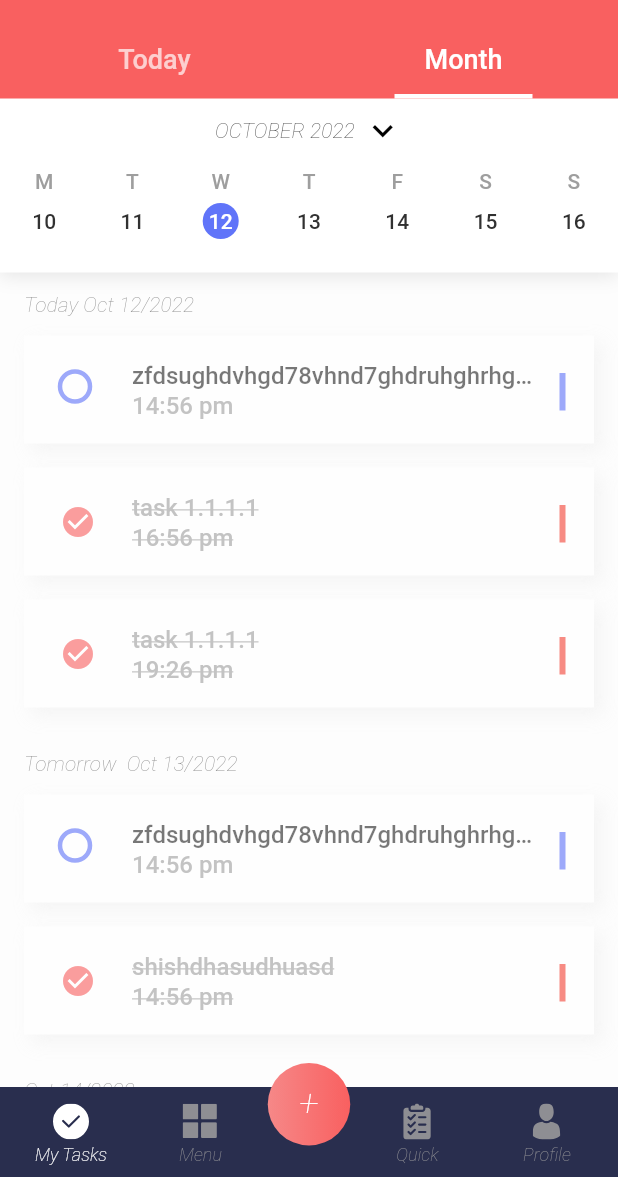
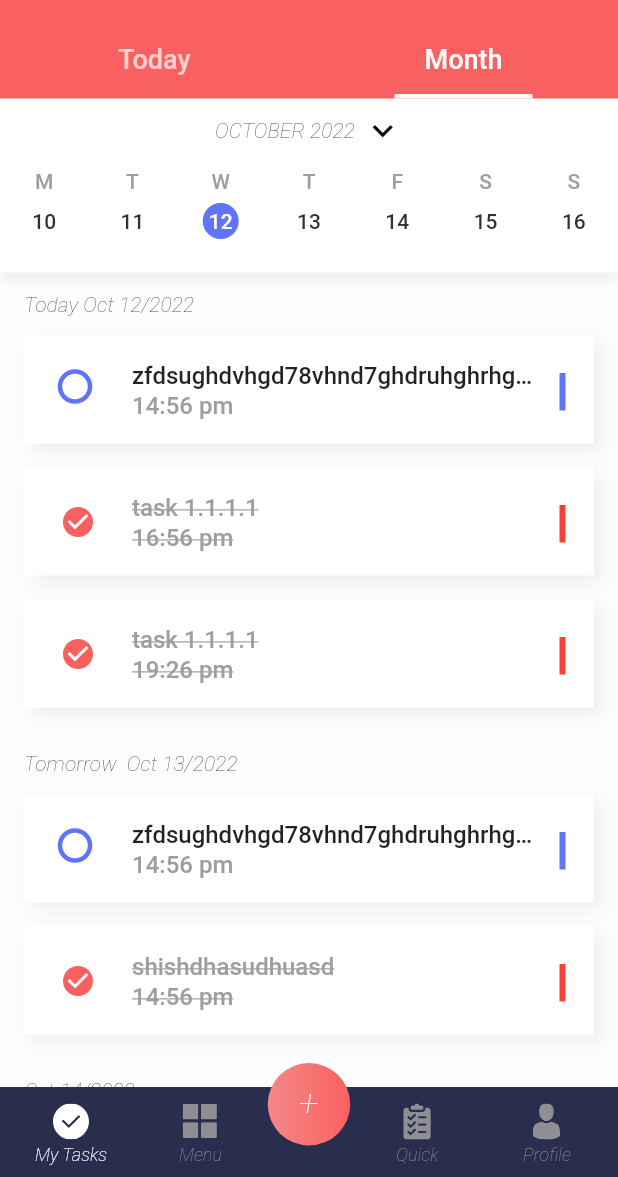
Before and after one commit to storm265/tasker, a Flutter app: the NavigationPage screen opened by its route, tab 2 chosen, on a phone screen of 412 x 824 dp, the part 59-1236 px from its top. Run offline on Flutter 3.47's test engine with Material 2 defaults, Android fonts, the phone set to English and light mode, and no system bars; drawn by our look-alikes of flutter_slidable; our stand-ins replace cached_network_image, dio, easy_localization, file_picker, flutter_dotenv, flutter_secure_storage and 4 more; missing offline and left inert: http_proxy, network_info_plus; accounts and stored records are empty; network calls fail.

Commit message:
tasks refactor

```diff
--- a/lib/presentation/pages/menu_pages/profile/widgets/task_list_widgets/task_list_widget.dart
+++ b/lib/presentation/pages/menu_pages/profile/widgets/task_list_widgets/task_list_widget.dart
@@ -52,7 +52,7 @@ class TaskListWidget extends StatelessWidget {
                       ),
                     ),
                     subtitle: Text(
-                      '${cardLength[i]}  ${cardLength[i] > 4 ? LocaleKeys.task.tr() : LocaleKeys.tasks.tr()}',
+                      '${cardLength[i]} ${cardLength[i] > 1 ? LocaleKeys.tasks.tr() : LocaleKeys.task.tr()}',
                       style: const TextStyle(
                         fontStyle: FontStyle.normal,
                         color: Colors.white,
--- a/lib/presentation/pages/menu_pages/task/controller/delete_task_mixin.dart
+++ b/lib/presentation/pages/menu_pages/task/controller/delete_task_mixin.dart
@@ -1,7 +1,6 @@
 import 'package:todo2/database/repository/task_repository.dart';
 
 mixin DeleteTaskMixin {
-  final taskRepository = TaskRepositoryImpl();
-  Future<void> deleteTask({required String taskId}) async =>
+  Future<void> deleteTask({required String taskId, required TaskRepositoryImpl taskRepository,}) async =>
       await taskRepository.deleteTask(taskId: taskId);
 }
--- a/lib/presentation/pages/menu_pages/task/controller/tasks_controller.dart
+++ b/lib/presentation/pages/menu_pages/task/controller/tasks_controller.dart
@@ -5,6 +5,7 @@ import 'package:todo2/database/repository/task_repository.dart';
 import 'package:todo2/presentation/pages/menu_pages/task/controller/access_token_mixin.dart';
 import 'package:todo2/presentation/pages/menu_pages/task/controller/delete_task_mixin.dart';
 import 'package:todo2/presentation/pages/menu_pages/task/tasks_widgets/calendar_lib/controller.dart';
+import 'package:todo2/storage/secure_storage_service.dart';
 
 enum TaskSortMode {
   incomplete,
@@ -14,13 +15,14 @@ enum TaskSortMode {
 
 class TaskListController extends ChangeNotifier
     with AccessTokenMixin, DeleteTaskMixin {
-  final TaskRepository _taskRepository;
+  final TaskRepositoryImpl taskRepository;
+  final secureStorage = SecureStorageSource();
+  TaskListController({
+    required this.taskRepository,
+  });
+  String userId = '';
 
   final calendarController = AdvancedCalendarController.today();
-
-  TaskListController({
-    required TaskRepository taskRepository,
-  }) : _taskRepository = taskRepository;
 
   final isTuneIconActive = ValueNotifier(true);
 
@@ -45,6 +47,10 @@ class TaskListController extends ChangeNotifier
   void changeTuneIconStatus(bool isMonthMode) {
     isTuneIconActive.value = isMonthMode;
     isTuneIconActive.notifyListeners();
+  }
+
+  void getUserId() async {
+    userId = await secureStorage.getUserData(type: StorageDataType.id) ?? '';
   }
 
   void generateCalendarEvents() {
@@ -73,11 +79,11 @@ class TaskListController extends ChangeNotifier
   }
 
   Future<List<TaskModel>> fetchUserTasks() async =>
-      await _taskRepository.fetchUserTasks();
+      await taskRepository.fetchUserTasks();
 
   Future<List<TaskModel>> fetchAssignedToTasks() async =>
-      await _taskRepository.fetchAssignedToTasks();
+      await taskRepository.fetchAssignedToTasks();
 
   Future<List<TaskModel>> fetchParticipateInTasks() async =>
-      await _taskRepository.fetchParticipateInTasks();
+      await taskRepository.fetchParticipateInTasks();
 }
--- a/lib/presentation/pages/menu_pages/task/tasks_page.dart
+++ b/lib/presentation/pages/menu_pages/task/tasks_page.dart
@@ -34,6 +34,7 @@ class _TasksPageState extends State<TasksPage>
   @override
   void initState() {
     taskController.getAccessHeader();
+    taskController.getUserId();
     taskController.generateCalendarEvents();
     taskController.fetchTasks().then((_) => setState(() {}));
     super.initState();
@@ -106,15 +107,12 @@ class _TasksPageState extends State<TasksPage>
             physics: const NeverScrollableScrollPhysics(),
             controller: _tabController,
             children: [
-              // today
               TaskListWidget(
                 taskSortController: taskSortControllerToday,
                 taskController: taskController,
                 isTodayMode: true,
               ),
-              // month
-              SingleChildScrollView(
-                child: Column(
+              ListView(
                 children: [
                   AdvancedCalendar(
                     controller: taskController.calendarController,
@@ -127,7 +125,6 @@ class _TasksPageState extends State<TasksPage>
                   ),
                 ],
               ),
-              )
             ],
           ),
         ),
--- a/lib/presentation/pages/menu_pages/task/tasks_widgets/list/task_list_widget.dart
+++ b/lib/presentation/pages/menu_pages/task/tasks_widgets/list/task_list_widget.dart
@@ -1,9 +1,12 @@
+import 'package:easy_localization/easy_localization.dart';
 import 'package:flutter/material.dart';
 import 'package:flutter_slidable/flutter_slidable.dart';
+import 'package:todo2/generated/locale_keys.g.dart';
 import 'package:todo2/presentation/pages/menu_pages/task/controller/task_sort_controller.dart';
 import 'package:todo2/presentation/pages/menu_pages/task/controller/tasks_controller.dart';
 import 'package:todo2/presentation/pages/menu_pages/task/tasks_widgets/list/task_item_widget.dart';
 import 'package:todo2/presentation/pages/menu_pages/task/tasks_widgets/list/today_widget.dart';
+import 'package:todo2/presentation/widgets/common/progress_indicator_widget.dart';
 import 'package:todo2/presentation/widgets/common/slidable_widgets/endpane_widget.dart';
 import 'package:todo2/presentation/widgets/common/slidable_widgets/grey_slidable_widget.dart';
 import 'package:todo2/utils/assets_path.dart';
@@ -23,35 +26,23 @@ class TaskListWidget extends StatefulWidget {
   State<TaskListWidget> createState() => _TaskListWidgetState();
 }
 
-class _TaskListWidgetState extends State<TaskListWidget>
-    with SingleTickerProviderStateMixin {
-  late final Animation<double> _animation =
-      Tween<double>(begin: 0, end: 1.0).animate(_controller);
-  late final AnimationController _controller = AnimationController(
-    duration: const Duration(milliseconds: 1650),
-    vsync: this,
-  );
+class _TaskListWidgetState extends State<TaskListWidget> {
   @override
   void initState() {
     widget.taskSortController.generateHeader();
-    _controller.forward();
     super.initState();
   }
 
   @override
   void dispose() {
-    _controller.dispose();
     super.dispose();
   }
 
   @override
   Widget build(BuildContext context) {
-    return FadeTransition(
-      opacity: _animation,
-      child: widget.taskController.tasks.isEmpty
-          ? const Center(
-              // TRANSLATE
-              child: Text('No tasks'),
+    return widget.taskController.tasks.isEmpty
+        ? Center(
+            child: ProgressIndicatorWidget(text: LocaleKeys.no_data.tr()),
           )
         : ValueListenableBuilder(
             valueListenable: widget.taskController.tuneIconStatus,
@@ -70,8 +61,7 @@ class _TaskListWidgetState extends State<TaskListWidget>
                   padding: const EdgeInsets.all(8.0),
                   child: Column(
                     children: [
-                        HeaderWidget(
-                            text: widget.taskSortController.headers[i]),
+                      HeaderWidget(text: widget.taskSortController.headers[i]),
                       ListView.builder(
                         physics: const NeverScrollableScrollPhysics(),
                         shrinkWrap: true,
@@ -80,7 +70,9 @@ class _TaskListWidgetState extends State<TaskListWidget>
                           key: const ValueKey(0),
                           endActionPane: ActionPane(
                             motion: const ScrollMotion(),
-                              children: [
+                            children: sortedList[index].ownerId ==
+                                    widget.taskController.userId
+                                ? [
                                     EndPageWidget(
                                       iconPath: AssetsPath.editIconPath,
                                       onClick: () {
@@ -90,12 +82,16 @@ class _TaskListWidgetState extends State<TaskListWidget>
                                     const GreySlidableWidget(),
                                     EndPageWidget(
                                       iconPath: AssetsPath.deleteIconPath,
-                                  onClick: () async =>
-                                      await widget.taskController.deleteTask(
+                                      onClick: () async => await widget
+                                          .taskController
+                                          .deleteTask(
+                                        taskRepository: widget
+                                            .taskController.taskRepository,
                                         taskId: sortedList[index].projectId,
                                       ),
                                     ),
-                              ],
+                                  ]
+                                : [],
                           ),
                           child: TaskCardWidget(
                             taskController: widget.taskController,
@@ -108,7 +104,6 @@ class _TaskListWidgetState extends State<TaskListWidget>
                 );
               },
             ),
-            ),
           );
   }
 }
```
Also changed, not shown: lib/generated/locale_keys.g.dart. Lines whose indentation alone changed are shown as unchanged.
